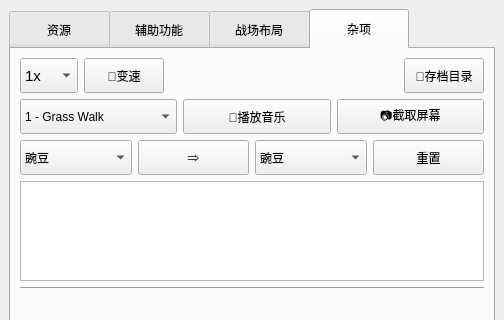
windshadow233/pvz-toolkit, file pvztoolkit.ui: the form before one commit; both pictures show x 0 to 504 and y 0 to 320 of the 504 by 555 pixel window.
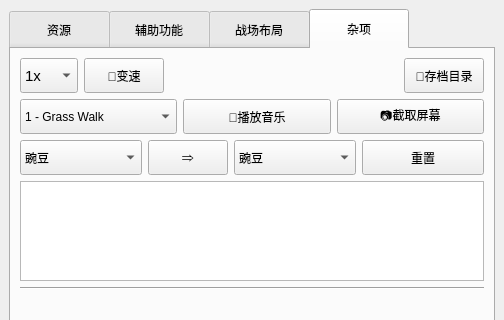
The form after the commit. The open tabs and pages were chosen to show the change.

Commit message: 修改UI

What changed in the file:
```diff
--- a/pvztoolkit.ui
+++ b/pvztoolkit.ui
@@ -2983,7 +2983,7 @@
           <item>
            <widget class="QPushButton" name="pushButton_16">
             <property name="sizePolicy">
-             <sizepolicy hsizetype="Preferred" vsizetype="Fixed">
+             <sizepolicy hsizetype="Fixed" vsizetype="Fixed">
               <horstretch>0</horstretch>
               <verstretch>0</verstretch>
              </sizepolicy>
```
The commit also changes 1 other file.
